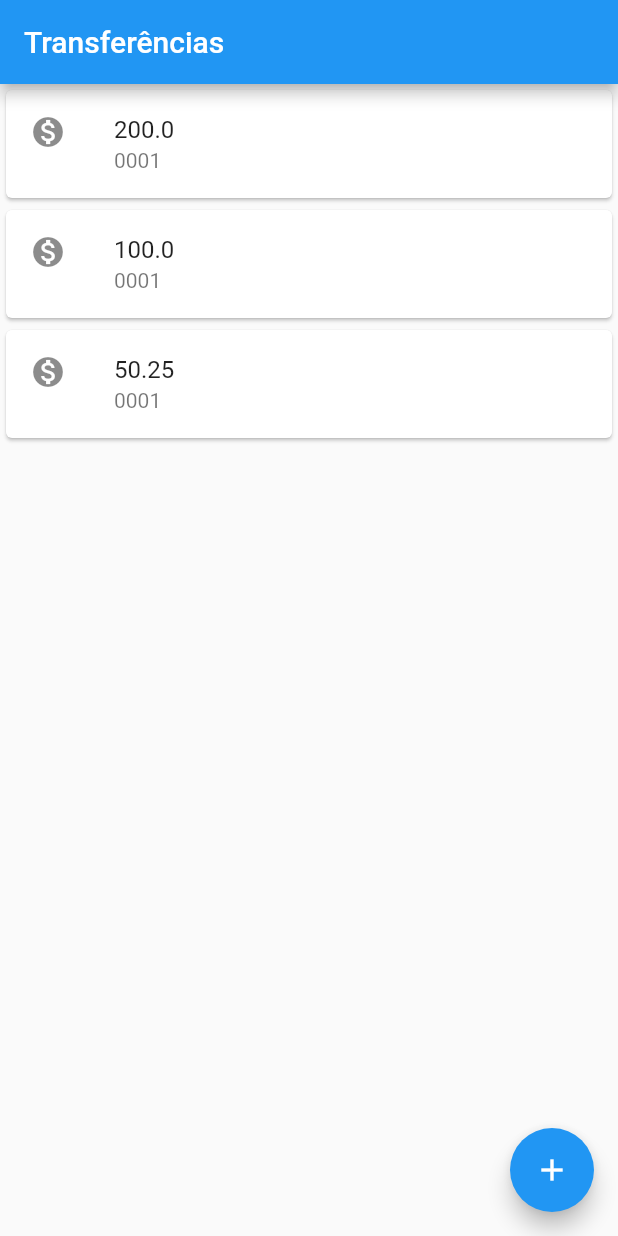
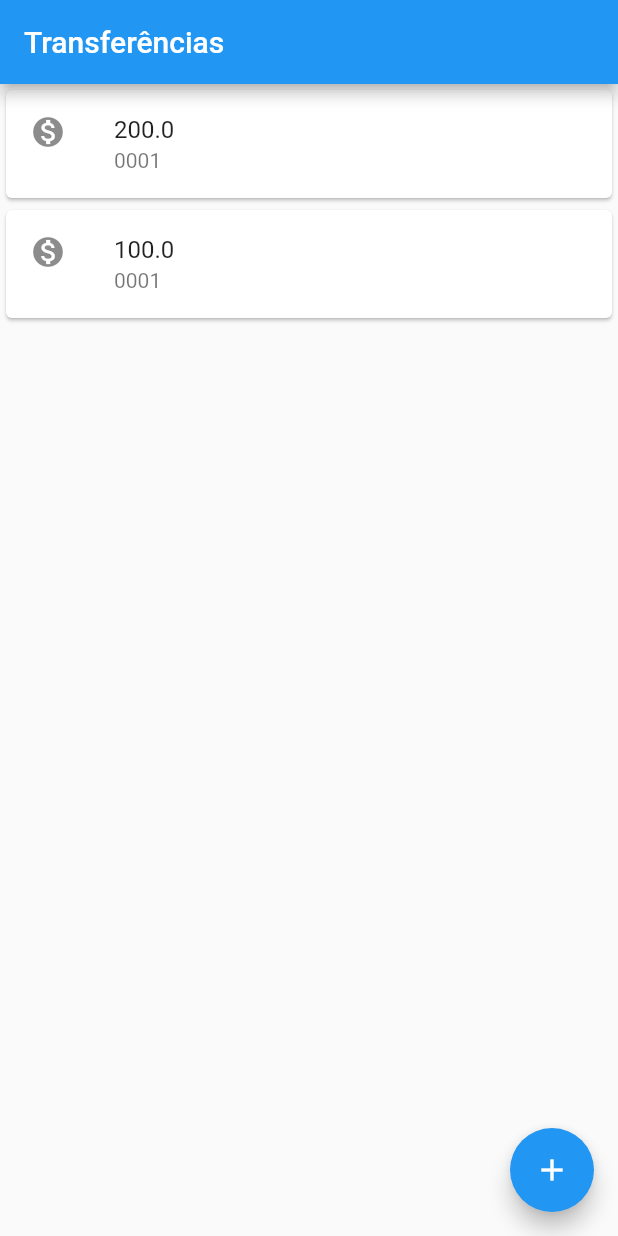
Before and after one commit to lucas170198/bytebank, a Flutter app: the screen it shows after launch, on a phone screen of 412 x 824 dp. Run offline on Flutter 3.47's test engine with Material 2 defaults, Android fonts, the phone set to English and light mode, and no system bars.

Commit message:
Refactoring for hot_reload

```diff
--- a/lib/main.dart
+++ b/lib/main.dart
@@ -1,42 +1,38 @@
 import 'package:flutter/material.dart';
 
-void main() => runApp(
-      MaterialApp(
-        home: Scaffold(
-          body: ListaTransferencias(),
-          appBar: AppBar(
-            title: Text('Transferências'),
-          ),
-          floatingActionButton: FloatingActionButton(
-            child: Icon(Icons.add),
-          ),
-        ),
-      ),
+void main() => runApp(BytebankApp());
+
+class BytebankApp extends StatelessWidget {
+  @override
+  Widget build(BuildContext context) {
+    return MaterialApp(
+        home: ListaTransferencias()
     );
-
-class Transferencia {
-  final double valor;
-  final String conta;
-
-  Transferencia(this.valor, this.conta);
+  }
 }
 
 class ListaTransferencias extends StatelessWidget {
   @override
   Widget build(BuildContext context) {
-    return Column(
-      children: <Widget>[
-        ItemTransferencia(Transferencia(200.0, '0001')),
-        ItemTransferencia(Transferencia(100.0, '0001')),
-        ItemTransferencia(Transferencia(50.25, '0001'))
-      ],
+    return Scaffold(
+      appBar: AppBar(
+        title: Text('Transferências'),
+      ),
+      body: Column(
+        children: <Widget>[
+          ItemTransferencia(Transferencia(200.0, '0001')),
+          ItemTransferencia(Transferencia(100.0, '0001')),
+        ],
+      ),
+      floatingActionButton: FloatingActionButton(
+        child: Icon(Icons.add),
+      ),
     );
   }
 }
 
 class ItemTransferencia extends StatelessWidget {
   final Transferencia _transferencia;
-
   ItemTransferencia(this._transferencia);
 
   @override
@@ -50,3 +46,10 @@ class ItemTransferencia extends StatelessWidget {
     );
   }
 }
+
+class Transferencia {
+  final double valor;
+  final String conta;
+
+  Transferencia(this.valor, this.conta);
+}
```
